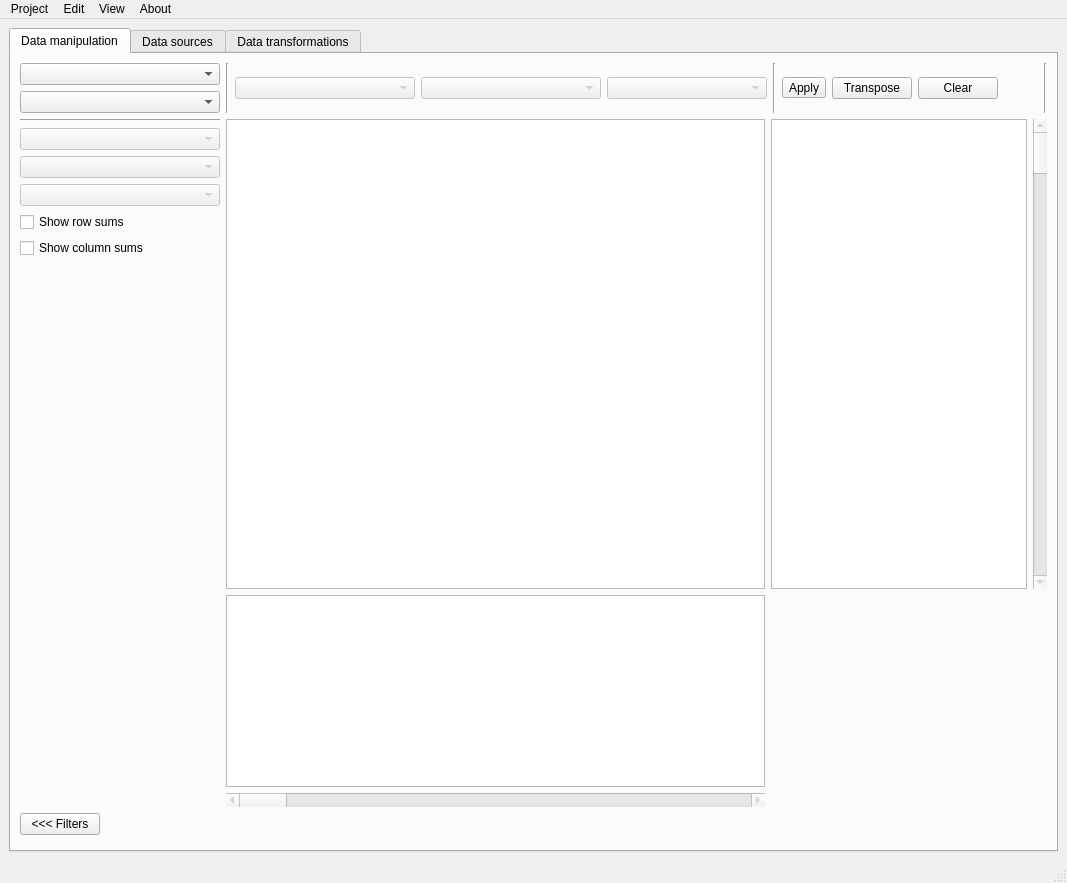
Before: the Qt Designer form cp/gui/cp.ui in pszostek/cp, drawn with Qt 5.
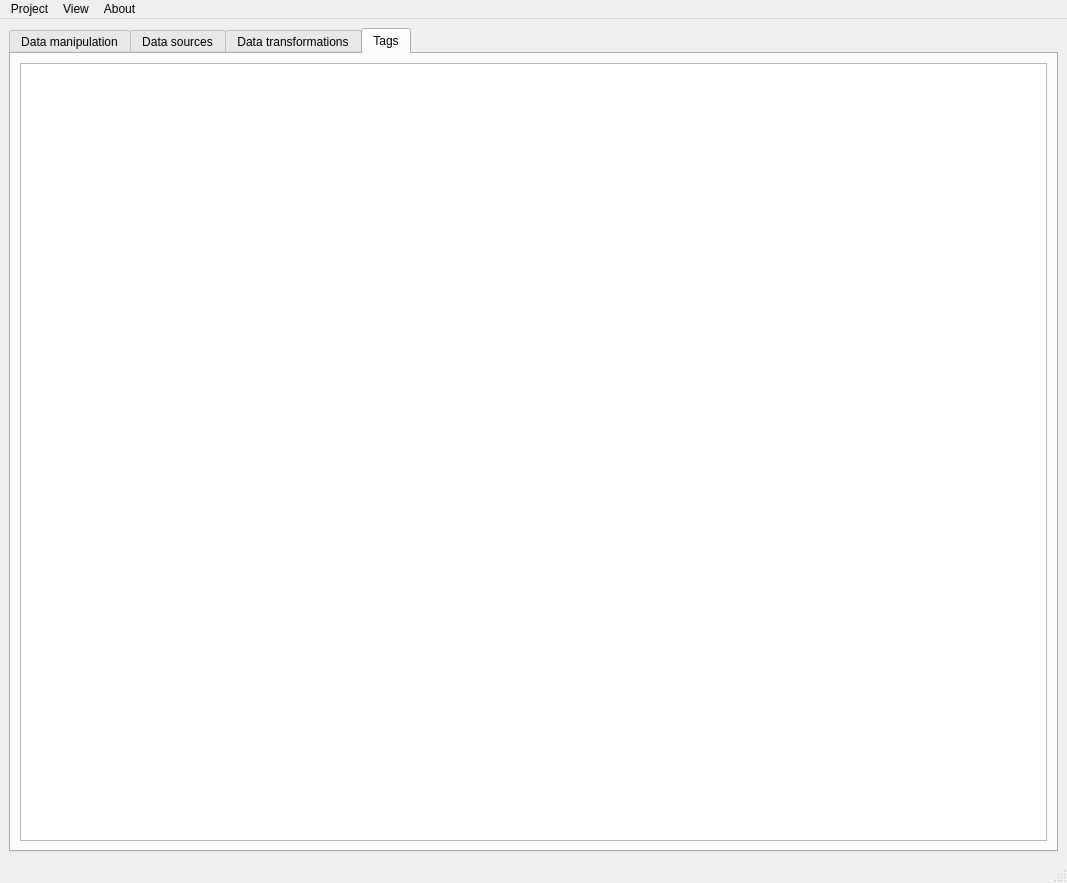
After: the same form once the commit is applied. The open tabs and pages were chosen to show the change. Custom widgets are drawn as their Qt base class.

Commit message: Add tag view with hierarchical headers

What changed in the file:
```diff
--- a/cp/gui/cp.ui
+++ b/cp/gui/cp.ui
@@ -470,6 +470,20 @@
           </item>
          </layout>
         </widget>
+        <widget class="QWidget" name="tab_4">
+         <attribute name="title">
+          <string>Tags</string>
+         </attribute>
+         <layout class="QHBoxLayout" name="horizontalLayout_7">
+          <item>
+           <widget class="QTreeView" name="tagView">
+            <property name="enabled">
+             <bool>true</bool>
+            </property>
+           </widget>
+          </item>
+         </layout>
+        </widget>
        </widget>
       </item>
      </layout>
@@ -481,7 +495,7 @@
     <rect>
      <x>0</x>
      <y>0</y>
-     <width>1067</width>
+     <width>1115</width>
      <height>27</height>
     </rect>
    </property>
@@ -502,11 +516,6 @@
     <addaction name="separator"/>
     <addaction name="actionExit"/>
    </widget>
-   <widget class="QMenu" name="menuEdit">
-    <property name="title">
-     <string>Edit</string>
-    </property>
-   </widget>
    <widget class="QMenu" name="menuView">
     <property name="title">
      <string>View</string>
@@ -519,7 +528,6 @@
     </property>
    </widget>
    <addaction name="menuProject"/>
-   <addaction name="menuEdit"/>
    <addaction name="menuView"/>
    <addaction name="menuAbout"/>
   </widget>
@@ -571,6 +579,12 @@
    <extends>QTableView</extends>
    <header>dataframeview.h</header>
   </customwidget>
+  <customwidget>
+   <class>ColoringWidget</class>
+   <extends>QWidget</extends>
+   <header>coloringwidget.h</header>
+   <container>1</container>
+  </customwidget>
  </customwidgets>
  <resources/>
  <connections/>
```
Left out of the diff: 3 changed lines with no effect on the pictures. The commit also changes 12 other files.
